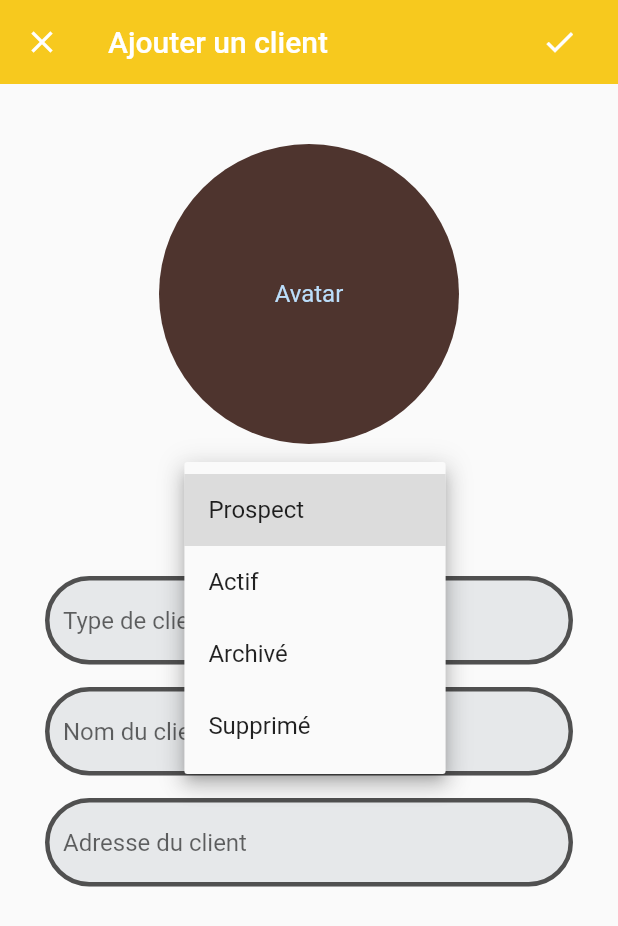
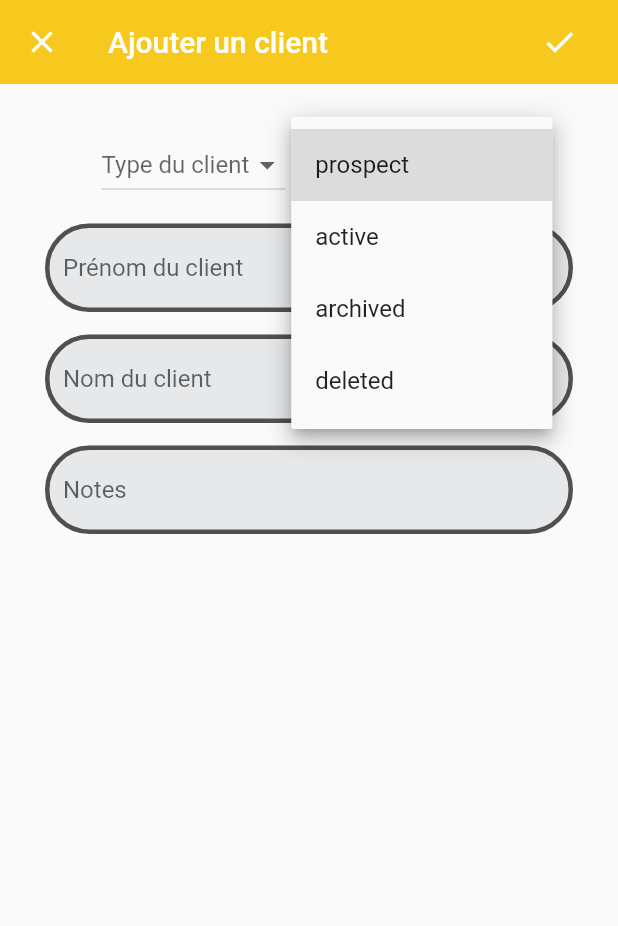
Before and after one commit to SCT-devTeam/SCT-Mobile, a Flutter app: the NewCustomer screen opened directly, after a tap on "Status du client", on a phone screen of 412 x 824 dp. Shown: the top 926 px of the screen. Run offline on Flutter 3.47's test engine with Material 2 defaults, Android fonts, the phone set to English and light mode, and no system bars; our stand-ins replace flutter_svg, shared_preferences; missing offline and left inert: barcode_scan, validate; accounts and stored records are empty.

Commit message:
Create and delete customers feature

```diff
--- a/lib/ui/screens/newcustomer.dart
+++ b/lib/ui/screens/newcustomer.dart
@@ -3,6 +3,8 @@ import 'package:sct_mobile/core/data/models/customer_repository.dart';
 import 'package:sct_mobile/ui/widgets/personcard.dart';
 import 'package:sct_mobile/core/data/classes/customer.dart';
 import 'package:sct_mobile/ui/widgets/secondaryinput.dart';
+import 'package:sct_mobile/core/data/models/api.dart';
+import 'package:sct_mobile/ui/screens/customers.dart';
 
 class NewCustomer extends StatefulWidget {
   final String title;
@@ -15,21 +17,56 @@ class _NewCustomerState extends State<NewCustomer> {
   final GlobalKey<FormState> _formKey = new GlobalKey<FormState>();
   var _statusController = TextEditingController();
   var _typeController = TextEditingController();
-  var _nameController = TextEditingController();
+  var _firstnameController = TextEditingController();
+  var _lastnameController = TextEditingController();
   var _adresseController = TextEditingController();
+  var _notesController = TextEditingController();
 
   final FocusNode _statusFocus = FocusNode();
   final FocusNode _typeFocus = FocusNode();
-  final FocusNode _nameFocus = FocusNode();
+  final FocusNode _lastnameFocus = FocusNode();
+  final FocusNode _firstnameFocus = FocusNode();
   final FocusNode _adresseFocus = FocusNode();
+  final FocusNode _notesFocus = FocusNode();
 
-  List<String> _types = ['Prospect', 'Actif', 'Archivé', 'Supprimé'];
-  String _selectedLocation;
+  List<String> _types = ['individual', 'professional'];
+  List<String> _status = ['prospect', 'active', 'archived', 'deleted'];
+  String _selectedType;
+  String _selectedStatus;
 
   _fieldFocusChange(
       BuildContext context, FocusNode currentFocus, FocusNode nextFocus) {
     currentFocus.unfocus();
     FocusScope.of(context).requestFocus(nextFocus);
+  }
+
+  submit() {
+    var data = {
+      'customer_type': _selectedType.trim(),
+      'status': _selectedStatus.trim(),
+      'meeting_date': null,
+      'company_name': null,
+      'siret': null,
+      'tva_number': null,
+      'firstname': _firstnameController.text.trim(),
+      'lastname': _lastnameController.text.trim(),
+      'street_number': null,
+      'street_name': null,
+      'zipcode': null,
+      'city': null,
+      'note': _notesController.text.trim(),
+      'default_payment_method': null,
+      'company': null
+    };
+    CallApi().postData(data, 'api/createCustomer').then((response) {
+      setState(() {
+        if (response.statusCode == 200) {
+          Navigator.of(context).pop();
+        } else {
+          print("Error from API code: ${response.statusCode}");
+        }
+      });
+    });
   }
 
   @override
@@ -48,7 +85,7 @@ class _NewCustomerState extends State<NewCustomer> {
               IconButton(
                 icon: const Icon(Icons.check),
                 tooltip: '',
-                onPressed: () {},
+                onPressed: submit,
               ),
               SizedBox(width: 15.0),
             ],
@@ -61,20 +98,16 @@ class _NewCustomerState extends State<NewCustomer> {
 //              mainAxisAlignment: MainAxisAlignment.,
               child: Column(
                 children: <Widget>[
-                  SizedBox(height: 10.0),
-                  CircleAvatar(
-                    backgroundColor: Colors.brown.shade800,
-                    child: Text('Avatar'),
-                    radius: 100.0,
-                  ),
-                  SizedBox(height: 20.0),
+                  Row(
+                    mainAxisAlignment: MainAxisAlignment.center,
+                    children: <Widget>[
                       DropdownButton(
-                    hint:
-                        Text('Status du client'), // Not necessary for Option 1
-                    value: _selectedLocation,
+                        hint: Text(
+                            'Type du client'), // Not necessary for Option 1
+                        value: _selectedType,
                         onChanged: (newValue) {
                           setState(() {
-                        _selectedLocation = newValue;
+                            _selectedType = newValue;
                           });
                         },
                         items: _types.map((location) {
@@ -84,19 +117,39 @@ class _NewCustomerState extends State<NewCustomer> {
                           );
                         }).toList(),
                       ),
-                  SizedBox(height: 20.0),
+                      SizedBox(width: 20.0),
+                      DropdownButton(
+                        hint: Text(
+                            'Status du client'), // Not necessary for Option 1
+                        value: _selectedStatus,
+                        onChanged: (newValue) {
+                          setState(() {
+                            _selectedStatus = newValue;
+                          });
+                        },
+                        items: _status.map((location) {
+                          return DropdownMenuItem(
+                            child: new Text(location),
+                            value: location,
+                          );
+                        }).toList(),
+                      ),
+                    ],
+                  ),
+                  SizedBox(height: 15.0),
                   TextFormField(
-                    controller: _typeController,
-                    autovalidate: true,
+                    controller: _firstnameController,
                     textInputAction: TextInputAction.next,
-                    keyboardType: TextInputType.url,
-                    focusNode: _typeFocus,
+                    keyboardType: TextInputType.emailAddress,
+//                    validator: this._validateEmail,
+                    focusNode: _firstnameFocus,
                     onFieldSubmitted: (term) {
-                      _fieldFocusChange(context, _typeFocus, _nameFocus);
+                      _fieldFocusChange(
+                          context, _firstnameFocus, _lastnameFocus);
                     },
                     scrollPadding: EdgeInsets.all(30.0),
                     decoration: InputDecoration(
-                      hintText: "Type de client",
+                      hintText: "Prénom du client",
                       enabledBorder: OutlineInputBorder(
                         borderSide: const BorderSide(
                             color: Color(0xff505050), width: 3.0),
@@ -113,13 +166,13 @@ class _NewCustomerState extends State<NewCustomer> {
                   ),
                   SizedBox(height: 15.0),
                   TextFormField(
-                    controller: _nameController,
+                    controller: _lastnameController,
                     textInputAction: TextInputAction.next,
                     keyboardType: TextInputType.emailAddress,
 //                    validator: this._validateEmail,
-                    focusNode: _nameFocus,
+                    focusNode: _lastnameFocus,
                     onFieldSubmitted: (term) {
-                      _fieldFocusChange(context, _nameFocus, _adresseFocus);
+                      _fieldFocusChange(context, _lastnameFocus, _notesFocus);
                     },
                     scrollPadding: EdgeInsets.all(30.0),
                     decoration: InputDecoration(
@@ -138,22 +191,49 @@ class _NewCustomerState extends State<NewCustomer> {
                       filled: true,
                     ),
                   ),
+//                  SizedBox(height: 15.0),
+//                  TextFormField(
+//                    controller: _adresseController,
+//                    textInputAction: TextInputAction.done,
+//                    obscureText: true,
+//                    focusNode: _adresseFocus,
+//                    onFieldSubmitted: (term) {
+//                      _fieldFocusChange(context, _adresseFocus, _notesFocus);
+//                    },
+//                    keyboardType: TextInputType.visiblePassword,
+////                    validator: this._validatePassword,
+//                    scrollPadding: EdgeInsets.all(30.0),
+//                    decoration: InputDecoration(
+//                      hintText: "Adresse du client",
+//                      enabledBorder: OutlineInputBorder(
+//                        borderSide: const BorderSide(
+//                            color: Color(0xff505050), width: 3.0),
+//                        borderRadius: BorderRadius.circular(50),
+//                      ),
+//                      focusedBorder: OutlineInputBorder(
+//                        borderSide: const BorderSide(
+//                            color: Color(0xfff7c91e), width: 3.0),
+//                        borderRadius: BorderRadius.circular(50),
+//                      ),
+//                      fillColor: const Color(0xffb8bdc4).withOpacity(0.3),
+//                      filled: true,
+//                    ),
+//                  ),
                   SizedBox(height: 15.0),
                   TextFormField(
-                    controller: _adresseController,
+                    controller: _notesController,
                     textInputAction: TextInputAction.done,
-                    obscureText: true,
-                    focusNode: _adresseFocus,
+                    focusNode: _notesFocus,
                     onFieldSubmitted: (value) {
-                      _adresseFocus.unfocus();
+                      _notesFocus.unfocus();
 //                      submit();
 //                      _calculator();
                     },
-                    keyboardType: TextInputType.visiblePassword,
+                    keyboardType: TextInputType.text,
 //                    validator: this._validatePassword,
                     scrollPadding: EdgeInsets.all(30.0),
                     decoration: InputDecoration(
-                      hintText: "Adresse du client",
+                      hintText: "Notes",
                       enabledBorder: OutlineInputBorder(
                         borderSide: const BorderSide(
                             color: Color(0xff505050), width: 3.0),
```
Also changed, not shown: lib/ui/screens/customers.dart (+55 -7 lines), lib/ui/widgets/personcard.dart (+6 -5 lines). Lines whose indentation alone changed are shown as unchanged.
